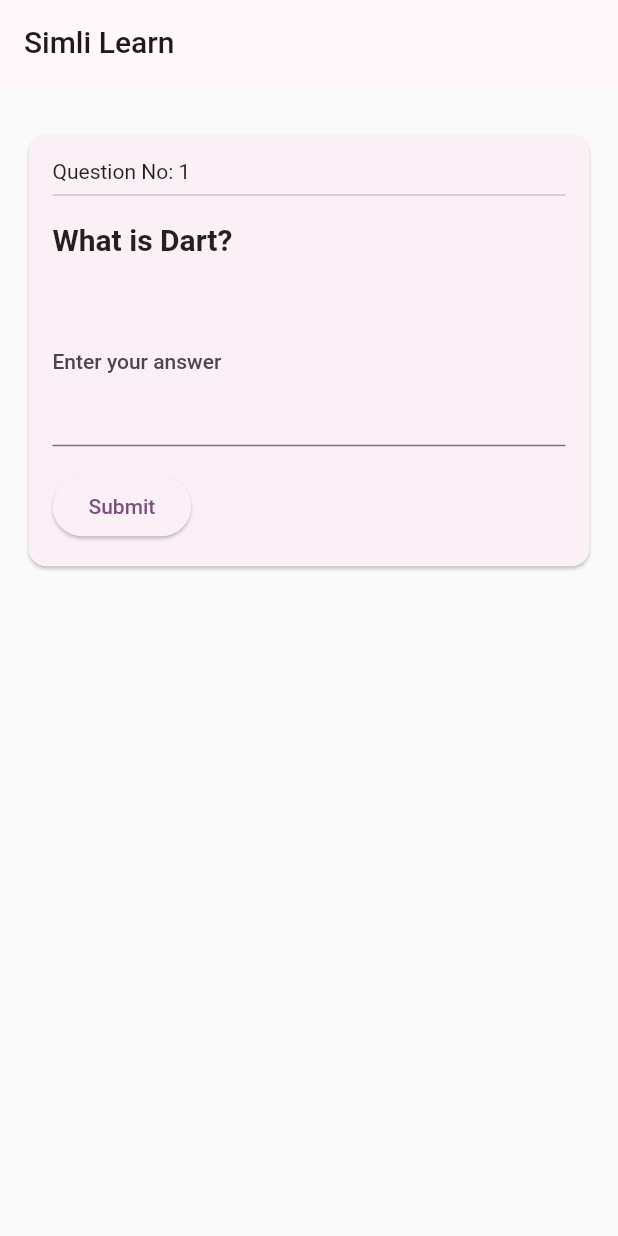
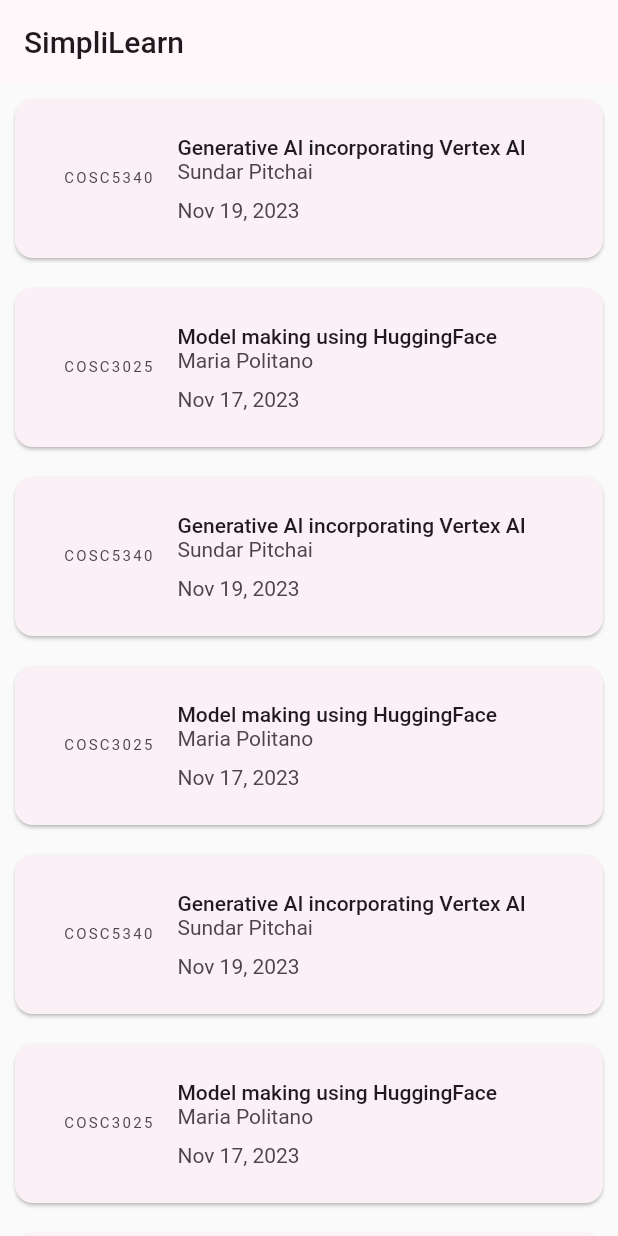
Before and after one commit to Mckenz31/AI_ATL, a Flutter app: the screen it shows after launch, on a phone screen of 412 x 824 dp. Run offline on Flutter 3.47's test engine with Material 2 defaults, Android fonts, the phone set to English and light mode, and no system bars; our stand-ins replace file_picker; missing offline and left inert: flash_card.

Commit message:
Initial dashboard page with a dashboard model

```diff
--- /dev/null
+++ b/frontend/lib/data/dashboard_model.dart
@@ -0,0 +1,10 @@
+class DashBoardItems{
+
+  DashBoardItems({required this.className, required this.date, required this.classTitle, required this.professor});
+
+  final String className;
+  final String date;
+  final String classTitle;
+  final String professor;
+
+}
--- a/frontend/lib/data/fake_data.dart
+++ b/frontend/lib/data/data.dart
@@ -50,4 +50,5 @@
      'green': 'Yes, Widgets in Flutter are components that are used to describe the UI of the app. They can be either Stateful or Statless, with Stateful widgets rebuilding when their state changes',
      'red': 'Dart is not the same as C# and Java, it differs from it in several ways including type inference, default values being null for most data types, and so on'
   };
+
 }
--- a/frontend/lib/main.dart
+++ b/frontend/lib/main.dart
@@ -1,4 +1,5 @@
 import "package:flutter/material.dart";
+import "package:frontend/widgets/dashboard.dart";
 import "package:frontend/widgets/file_upload.dart";
 import "package:frontend/widgets/quiz_openended.dart";
 
@@ -19,7 +20,7 @@
       theme:
       ThemeData().copyWith(useMaterial3: true, colorScheme: kColorScheme),
       debugShowCheckedModeBanner: false,
-      home: const QuizOpenEnded(),
+      home: const DashBoard(),
     ),
   );
 }
--- /dev/null
+++ b/frontend/lib/widgets/dashboard.dart
@@ -0,0 +1,103 @@
+import 'package:flutter/material.dart';
+import 'package:frontend/data/dashboard_model.dart';
+
+class DashBoard extends StatefulWidget {
+  const DashBoard({super.key});
+
+  @override
+  State<DashBoard> createState() => _DashBoardState();
+}
+
+class _DashBoardState extends State<DashBoard> {
+  List<DashBoardItems> items = [
+    DashBoardItems(
+        className: 'COSC5340',
+        date: 'Nov 19, 2023',
+        classTitle: 'Generative AI incorporating Vertex AI',
+        professor: 'Sundar Pitchai'),
+    DashBoardItems(
+        className: 'COSC3025',
+        date: 'Nov 17, 2023',
+        classTitle: 'Model making using HuggingFace',
+        professor: 'Maria Politano'),
+
+    DashBoardItems(
+        className: 'COSC5340',
+        date: 'Nov 19, 2023',
+        classTitle: 'Generative AI incorporating Vertex AI',
+        professor: 'Sundar Pitchai'),
+    DashBoardItems(
+        className: 'COSC3025',
+        date: 'Nov 17, 2023',
+        classTitle: 'Model making using HuggingFace',
+        professor: 'Maria Politano'),
+
+    DashBoardItems(
+        className: 'COSC5340',
+        date: 'Nov 19, 2023',
+        classTitle: 'Generative AI incorporating Vertex AI',
+        professor: 'Sundar Pitchai'),
+    DashBoardItems(
+        className: 'COSC3025',
+        date: 'Nov 17, 2023',
+        classTitle: 'Model making using HuggingFace',
+        professor: 'Maria Politano'),
+
+    DashBoardItems(
+        className: 'COSC5340',
+        date: 'Nov 19, 2023',
+        classTitle: 'Generative AI incorporating Vertex AI',
+        professor: 'Sundar Pitchai'),
+    DashBoardItems(
+        className: 'COSC3025',
+        date: 'Nov 17, 2023',
+        classTitle: 'Model making using HuggingFace',
+        professor: 'Maria Politano'),
+  ];
+
+  @override
+  Widget build(BuildContext context) {
+    return Scaffold(
+      appBar: AppBar(
+        title: const Text('SimpliLearn'),
+      ),
+      body: Container(
+          // decoration: const BoxDecoration(
+          //   image: DecorationImage(
+          //     image: AssetImage("assets/images/xyz"),
+          //     fit: BoxFit.cover,
+          //   ),
+          // ),
+          child: ListView.builder(
+        itemCount: items.length,
+        itemBuilder: (ctx, index) {
+          return GestureDetector(
+            onTap: () {
+              // Handle the tap event
+            },
+            child: Card(
+              margin: const EdgeInsets.all(10.0),
+              child: Padding(
+                padding: const EdgeInsets.all(16.0),
+                child: ListTile(
+                  leading: Text(items[index].className),
+                  title: Text(items[index].classTitle),
+                  subtitle:
+                    Column(
+                      mainAxisAlignment: MainAxisAlignment.start,
+                      crossAxisAlignment: CrossAxisAlignment.start,
+                      children: [
+                        Text(items[index].professor),
+                        const SizedBox(height: 10,),
+                        Text(items[index].date)
+                      ],
+                    )
+                ),
+              ),
+            ),
+          );
+        },
+      )),
+    );
+  }
+}
--- a/frontend/lib/widgets/flashcards.dart
+++ b/frontend/lib/widgets/flashcards.dart
@@ -1,6 +1,6 @@
 import 'package:flutter/material.dart';
 import 'package:flash_card/flash_card.dart';
-import 'package:frontend/data/fake_data.dart';
+import 'package:frontend/data/data.dart';
 
 class FlashCards extends StatefulWidget {
   const FlashCards({super.key});
--- a/frontend/lib/widgets/quiz_openended.dart
+++ b/frontend/lib/widgets/quiz_openended.dart
@@ -1,5 +1,5 @@
 import 'package:flutter/material.dart';
-import 'package:frontend/data/fake_data.dart';
+import 'package:frontend/data/data.dart';
 
 class QuizOpenEnded extends StatefulWidget {
   const QuizOpenEnded({super.key});
```
